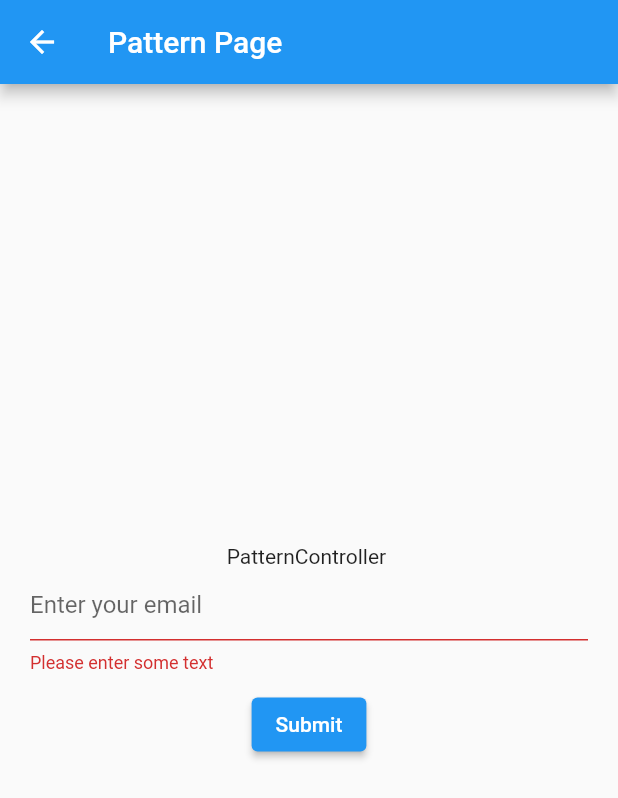
After one commit to armandosalazar/flutter_getx, a Flutter app: the PatternPage screen opened by its route, after a tap on "Submit", on a phone screen of 412 x 824 dp. The commit adds this screen. Shown: the top 798 px of the screen. Run offline on Flutter 3.47's test engine with Material 2 defaults, Android fonts, the phone set to English and light mode, and no system bars; our stand-ins replace get; Roboto replaces fonts that are missing (San).

Commit message:
Add Pattern Page

```diff
--- /dev/null
+++ b/lib/app/bindings/pattern_binding.dart
@@ -0,0 +1,10 @@
+import 'package:get/get.dart';
+
+import '../controller/pattern_controller.dart';
+
+class PatternBinding implements Bindings {
+  @override
+  void dependencies() {
+    Get.lazyPut<PatternController>(() => PatternController());
+  }
+}
--- /dev/null
+++ b/lib/app/controller/pattern_controller.dart
@@ -0,0 +1,16 @@
+import 'package:get/get.dart';
+
+class PatternController extends GetxController {
+  final RxString _num = ''.obs;
+
+  get num => this._num.value;
+  set num(value) => this._num.value = value;
+
+  // increment() {
+  //   num++;
+  // }
+
+  // decrement() {
+  //   num--;
+  // }
+}
--- a/lib/app/routes/app_pages.dart
+++ b/lib/app/routes/app_pages.dart
@@ -1,5 +1,7 @@
 import 'package:flutter_getx/app/bindings/counter_binding.dart';
+import 'package:flutter_getx/app/bindings/pattern_binding.dart';
 import 'package:flutter_getx/app/ui/pages/home/home_page.dart';
+import 'package:flutter_getx/app/ui/pages/pattern/pattern_page.dart';
 import 'package:flutter_getx/app/ui/pages/splash_page.dart';
 import 'package:get/get.dart';
 
@@ -23,6 +25,11 @@ abstract class AppPages {
     GetPage(
       name: Routes.SPLASH,
       page: () => SplashPage(),
-    )
+    ),
+    GetPage(
+      name: Routes.PATTERN,
+      page: () => PatternPage(),
+      binding: PatternBinding(),
+    ),
   ];
 }
--- a/lib/app/routes/app_routes.dart
+++ b/lib/app/routes/app_routes.dart
@@ -5,4 +5,5 @@ abstract class Routes {
   static const SPLASH = "/splash";
   static const HOME = "/home";
   static const COUNTER = "/counter";
+  static const PATTERN = "/pattern";
 }
--- a/lib/app/ui/pages/home/home_page.dart
+++ b/lib/app/ui/pages/home/home_page.dart
@@ -1,5 +1,6 @@
 import 'package:flutter/material.dart';
 import 'package:flutter_getx/app/controller/home_controller.dart';
+import 'package:flutter_getx/app/routes/app_pages.dart';
 import 'package:get/get.dart';
 
 class HomePage extends GetView<HomeController> {
@@ -35,8 +36,12 @@ class HomePage extends GetView<HomeController> {
                     ),
                   ),
                   ElevatedButton(
+                    child: Text('Counter'),
                     onPressed: () => controller.gotToCounter(),
-                    child: Text('Counter'),
+                  ),
+                  TextButton(
+                    child: Text('Pattern'),
+                    onPressed: () => Get.toNamed(Routes.PATTERN),
                   )
                 ],
               ),
--- /dev/null
+++ b/lib/app/ui/pages/pattern/pattern_page.dart
@@ -0,0 +1,69 @@
+import 'package:flutter/material.dart';
+import 'package:get/get.dart';
+
+import '../../../controller/pattern_controller.dart';
+
+class PatternPage extends GetView<PatternController> {
+  final GlobalKey<FormState> _formKey = GlobalKey<FormState>();
+  final TextEditingController value = TextEditingController();
+
+  @override
+  Widget build(BuildContext context) {
+    return GetBuilder<PatternController>(
+      init: PatternController(),
+      initState: (_) {},
+      builder: (_) {
+        return Scaffold(
+          appBar: AppBar(
+            title: Text('Pattern Page'),
+          ),
+          body: SafeArea(
+            child: Column(
+              mainAxisAlignment: MainAxisAlignment.center,
+              children: [
+                Obx(() => Text('PatternController ${_.num}')),
+                Form(
+                  key: _formKey,
+                  child: Padding(
+                    padding: const EdgeInsets.symmetric(
+                      horizontal: 20.0,
+                    ),
+                    child: Column(
+                      children: [
+                        TextFormField(
+                          controller: value,
+                          decoration: const InputDecoration(
+                            hintText: 'Enter your email',
+                          ),
+                          validator: (String? value) {
+                            if (value == null || value.isEmpty) {
+                              return 'Please enter some text';
+                            }
+                            return null;
+                          },
+                        ),
+                        Padding(
+                          padding: const EdgeInsets.symmetric(vertical: 10),
+                          child: ElevatedButton(
+                            onPressed: () {
+                              if (_formKey.currentState!.validate()) {
+                                print(_formKey.currentState);
+                                print(value.text);
+                                _.num = value.text;
+                              }
+                            },
+                            child: Text('Submit'),
+                          ),
+                        ),
+                      ],
+                    ),
+                  ),
+                ),
+              ],
+            ),
+          ),
+        );
+      },
+    );
+  }
+}
```
